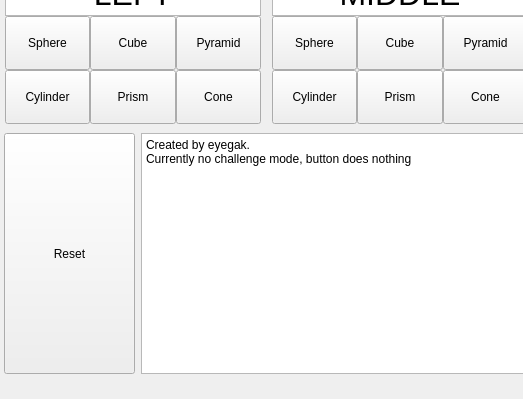
Qt form mainwindow.ui (isaaclonergan/DissectionTool) before a commit; both pictures show x 0 to 523 and y 187 to 586 of the 809 by 586 pixel window.
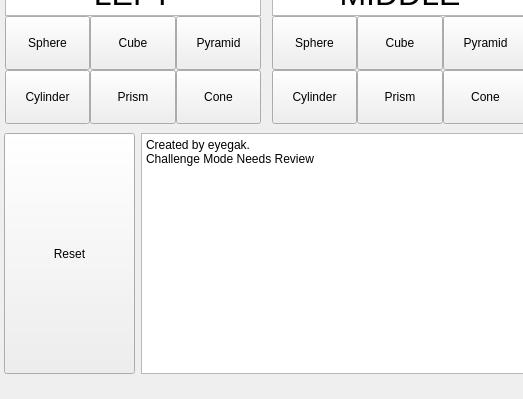
The same form after that commit.

Commit message: Challenge Mode Enabled, Needs Further Review

```diff
--- a/mainwindow.ui
+++ b/mainwindow.ui
@@ -782,7 +782,7 @@
     </property>
     <property name="plainText">
      <string>Created by eyegak.
-Currently no challenge mode, button does nothing</string>
+Challenge Mode Needs Review</string>
     </property>
    </widget>
    <widget class="QPushButton" name="Mode">
```
Left out of the diff: 54 changed lines with no effect on the pictures. The commit also changes 2 other files.
